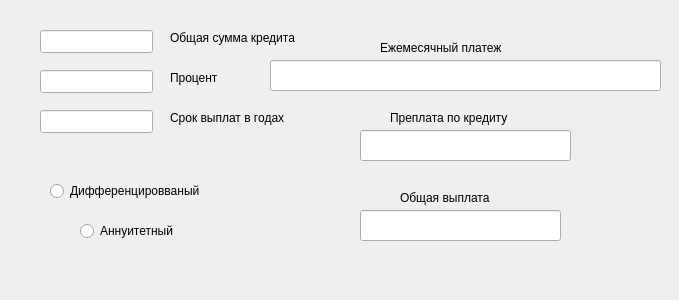
This is src/view/form/credit.ui in Selloni/SmartCalc-v2.0 as Qt 5 draws it before an edit. The edited form follows.
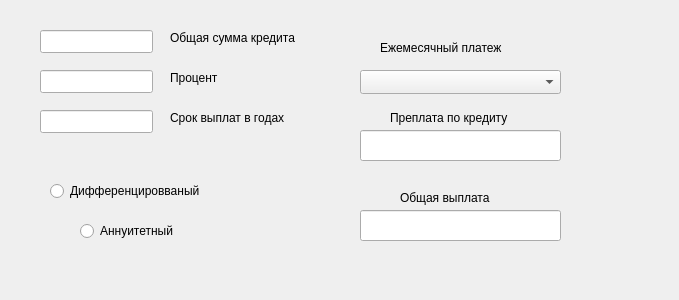
This is the edited form.

Diff of the .ui file:
```diff
--- a/src/view/form/credit.ui
+++ b/src/view/form/credit.ui
@@ -147,25 +147,12 @@
     </rect>
    </property>
   </widget>
-  <widget class="QLineEdit" name="output">
-   <property name="geometry">
-    <rect>
-     <x>270</x>
-     <y>60</y>
-     <width>391</width>
-     <height>31</height>
-    </rect>
-   </property>
-   <property name="readOnly">
-    <bool>false</bool>
-   </property>
-  </widget>
   <widget class="QLineEdit" name="cr_pereplata">
    <property name="geometry">
     <rect>
      <x>360</x>
      <y>130</y>
-     <width>211</width>
+     <width>201</width>
      <height>31</height>
     </rect>
    </property>
@@ -186,6 +173,16 @@
     <bool>true</bool>
    </property>
   </widget>
+  <widget class="QComboBox" name="comboBox">
+   <property name="geometry">
+    <rect>
+     <x>360</x>
+     <y>70</y>
+     <width>201</width>
+     <height>24</height>
+    </rect>
+   </property>
+  </widget>
  </widget>
  <resources/>
  <connections/>
```
